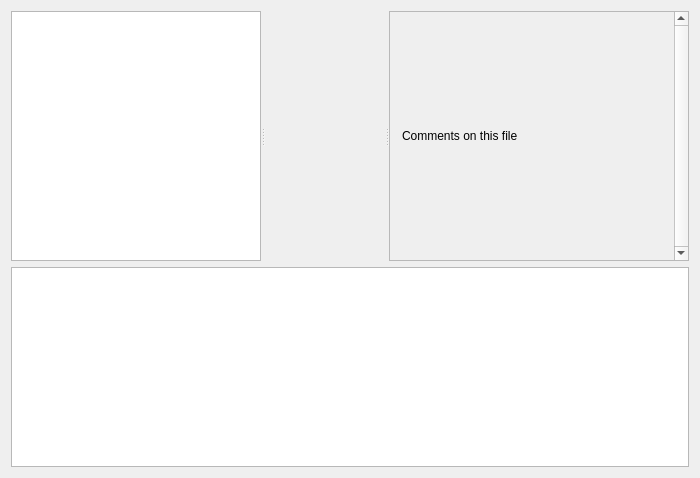
Before: the Qt Designer form TurboGrade/ui/codeview.ui in wassgha/TurboGrade, drawn with Qt 5.
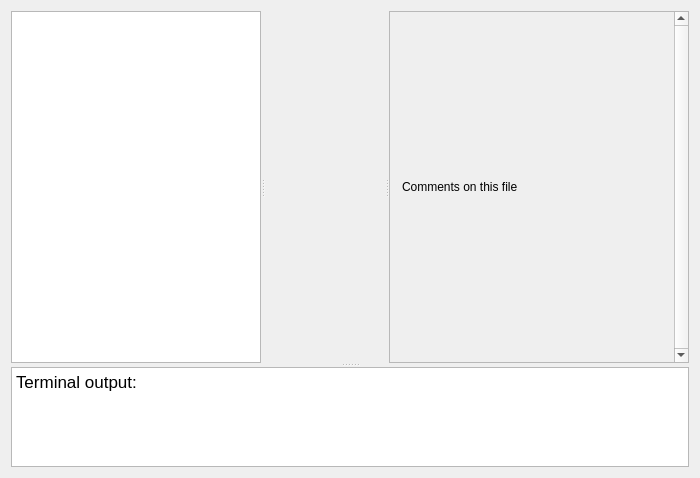
After: the same form once the commit is applied. Icons and pictures are not drawn. Custom widgets are drawn as their Qt base class.

Diff of the .ui file:
```diff
--- a/TurboGrade/ui/codeview.ui
+++ b/TurboGrade/ui/codeview.ui
@@ -154,7 +154,7 @@
           <x>8</x>
           <y>0</y>
           <width>284</width>
-          <height>244</height>
+          <height>346</height>
          </rect>
         </property>
         <property name="minimumSize">
@@ -184,16 +184,25 @@
        </widget>
       </widget>
      </widget>
-    </widget>
-   </item>
-   <item row="1" column="0">
     <widget class="QTextEdit" name="terminal">
      <property name="maximumSize">
       <size>
        <width>16777215</width>
-       <height>200</height>
-      </size>
-     </property>
+        <height>100</height>
+       </size>
+      </property>
+      <property name="readOnly">
+       <bool>true</bool>
+      </property>
+      <property name="html">
+       <string>&lt;!DOCTYPE HTML PUBLIC &quot;-//W3C//DTD HTML 4.0//EN&quot; &quot;http://www.w3.org/TR/REC-html40/strict.dtd&quot;&gt;
+&lt;html&gt;&lt;head&gt;&lt;meta name=&quot;qrichtext&quot; content=&quot;1&quot; /&gt;&lt;style type=&quot;text/css&quot;&gt;
+p, li { white-space: pre-wrap; }
+&lt;/style&gt;&lt;/head&gt;&lt;body style=&quot; font-family:'.SF NS Text'; font-size:13pt; font-weight:400; font-style:normal;&quot;&gt;
+&lt;p style=&quot; margin-top:0px; margin-bottom:0px; margin-left:0px; margin-right:0px; -qt-block-indent:0; text-indent:0px;&quot;&gt;Terminal output:&lt;/p&gt;
+&lt;p style=&quot;-qt-paragraph-type:empty; margin-top:0px; margin-bottom:0px; margin-left:0px; margin-right:0px; -qt-block-indent:0; text-indent:0px;&quot;&gt;&lt;br /&gt;&lt;/p&gt;&lt;/body&gt;&lt;/html&gt;</string>
+      </property>
+     </widget>
     </widget>
    </item>
   </layout>
```
Left out of the diff: 7 changed lines with no effect on the pictures. Lines whose indentation alone changed are shown as unchanged.
